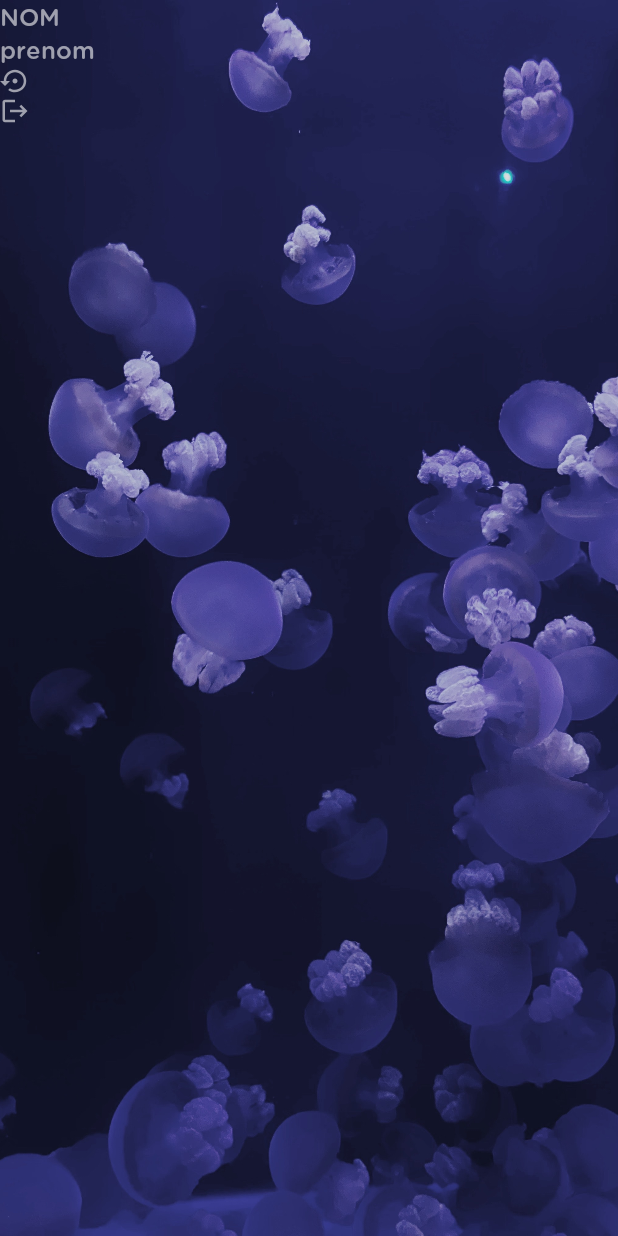
After one commit to inoxtg/GSB-RV, an Android app: the SaisirActivity screen opened directly, with no data from a screen before it, on a phone screen of 412 x 824 dp. The commit adds this screen. Run offline under Robolectric (Android 15) with nearby library versions, the phone set to English and light mode, and no system bars; network calls fail.

Commit message:
web service : getMedicaments activité saisir init

```diff
--- a/GSB-RV-Visiteur/app/src/main/java/fr/gsb/rv/visiteur/RapportActivity.kt
+++ b/GSB-RV-Visiteur/app/src/main/java/fr/gsb/rv/visiteur/RapportActivity.kt
@@ -68,7 +68,7 @@ class RapportActivity : AppCompatActivity() {
                     Log.i("LE MEDICAMENT response", medicamentChoisis.toString())
 
                     val dialog = MedicamentsInformationsDialog.newInstance(medicamentChoisis)
-                    dialog.show(supportFragmentManager, "")
+                    dialog.show(supportFragmentManager, "MedicamentsInformationsDialog")
 
                 },
                 {
--- /dev/null
+++ b/GSB-RV-Visiteur/app/src/main/java/fr/gsb/rv/visiteur/SaisirActivity.kt
@@ -0,0 +1,21 @@
+package fr.gsb.rv.visiteur
+
+import androidx.appcompat.app.AppCompatActivity
+import android.os.Bundle
+import android.view.View
+import fr.gsb.rv.visiteur.dialogs.DeconnectionDialog
+import fr.gsb.rv.visiteur.dialogs.RetourDialog
+
+class SaisirActivity : AppCompatActivity() {
+    override fun onCreate(savedInstanceState: Bundle?) {
+        super.onCreate(savedInstanceState)
+        setContentView(R.layout.activity_saisir)
+    }
+    fun seDeconnecter(vue: View) {
+        DeconnectionDialog().show(this.supportFragmentManager, DeconnectionDialog.TAG)
+    }
+
+    fun retour(vue: View) {
+        RetourDialog().show(this.supportFragmentManager, RetourDialog.TAG)
+    }
+}
--- a/GSB-RV-Visiteur/app/src/main/java/fr/gsb/rv/visiteur/dialogs/MedicamentsInformationsDialog.kt
+++ b/GSB-RV-Visiteur/app/src/main/java/fr/gsb/rv/visiteur/dialogs/MedicamentsInformationsDialog.kt
@@ -35,6 +35,7 @@ class MedicamentsInformationsDialog : DialogFragment() {
         fun newInstance(medicament: Medicament): MedicamentsInformationsDialog {
             val dialog = MedicamentsInformationsDialog()
             val args = Bundle()
+
             args.putString("depotLegal", medicament.depotLegal)
             args.putString("nom", medicament.nom)
             args.putString("effet", medicament.effet)
--- /dev/null
+++ b/GSB-RV-Visiteur/app/src/main/res/layout/activity_saisir.xml
@@ -0,0 +1,52 @@
+<RelativeLayout
+        xmlns:android="http://schemas.android.com/apk/res/android"
+        xmlns:tools="http://schemas.android.com/tools"
+        xmlns:app="http://.android.com/apk/res-auto"
+        android:layout_width="match_parent"
+        android:layout_height="match_parent"
+        tools:context=".MenuActivity" android:visibility="visible">
+    <FrameLayout
+            android:layout_width="wrap_content"
+            android:layout_height="wrap_content">
+
+        <ImageView
+                android:id="@+id/imageView"
+                android:layout_width="match_parent"
+                android:layout_height="match_parent"
+                android:scaleType="centerCrop"
+                android:src="@drawable/nature_img_11"/>
+    </FrameLayout>
+    <LinearLayout
+            android:layout_width="wrap_content"
+            android:layout_height="wrap_content"
+            android:orientation="vertical">
+        <TextView
+                android:id="@+id/nomVisi"
+                android:layout_width="wrap_content"
+                android:layout_height="wrap_content"
+                android:fontFamily="@font/gotham"
+                android:text="NOM"
+                android:textColor="#96ffffff"
+                android:textSize="16sp"/>
+        <TextView
+                android:id="@+id/prenomVisi"
+                android:layout_width="wrap_content"
+                android:layout_height="wrap_content"
+                android:fontFamily="@font/gotham"
+                android:text="prenom"
+                android:textColor="#96ffffff"
+                android:textSize="16sp"/>
+        <Button
+                android:onClick="retour"
+                android:background="@drawable/ic_retour_green_24"
+                android:layout_width="20dp"
+                android:layout_height="20dp"
+                android:id="@+id/btnRetour"/>
+        <Button
+                android:onClick="seDeconnecter"
+                android:background="@drawable/log_out_green"
+                android:layout_width="20dp"
+                android:layout_height="20dp"
+                android:id="@+id/btnSeDeconnecter"/>
+    </LinearLayout>
+</RelativeLayout>
```
Also changed, not shown: GSB-RV-Visiteur/app/src/main/AndroidManifest.xml (+7 -0 lines), 2 other files.
